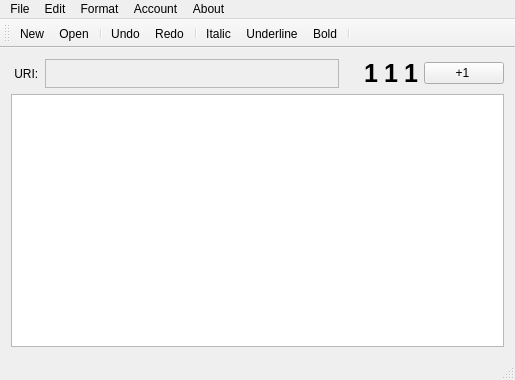
Old version of the form client/mainwindow.ui in the repository SimoneDutto/CollaborativeEditor.
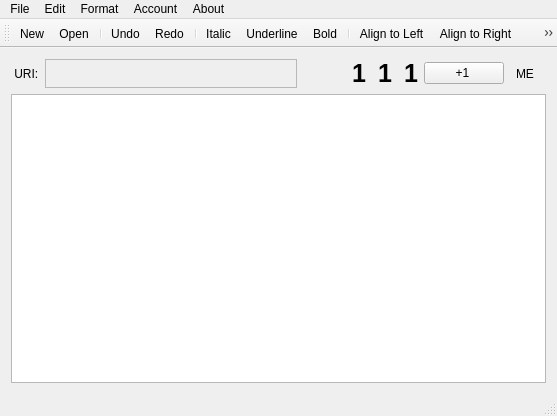
New version of the form. Icons and pictures are not drawn.

Commit message: delete cancel button edit profile, add alignment icons

The edit to the form file:
```diff
--- a/client/mainwindow.ui
+++ b/client/mainwindow.ui
@@ -6,8 +6,8 @@
    <rect>
     <x>0</x>
     <y>0</y>
-    <width>515</width>
-    <height>380</height>
+    <width>557</width>
+    <height>416</height>
    </rect>
   </property>
   <property name="windowTitle">
@@ -15,7 +15,7 @@
   </property>
   <widget class="QWidget" name="centralWidget">
    <layout class="QGridLayout" name="gridLayout">
-    <item row="0" column="1">
+    <item row="0" column="1" colspan="2">
      <widget class="QLabel" name="label_2">
       <property name="sizePolicy">
        <sizepolicy hsizetype="Preferred" vsizetype="Preferred">
@@ -46,7 +46,47 @@
       </property>
      </widget>
     </item>
-    <item row="0" column="6">
+    <item row="1" column="0" colspan="20">
+     <widget class="QTextEdit" name="textEdit">
+      <property name="html">
+       <string>&lt;!DOCTYPE HTML PUBLIC &quot;-//W3C//DTD HTML 4.0//EN&quot; &quot;http://www.w3.org/TR/REC-html40/strict.dtd&quot;&gt;
+&lt;html&gt;&lt;head&gt;&lt;meta name=&quot;qrichtext&quot; content=&quot;1&quot; /&gt;&lt;style type=&quot;text/css&quot;&gt;
+p, li { white-space: pre-wrap; }
+&lt;/style&gt;&lt;/head&gt;&lt;body style=&quot; font-family:'.AppleSystemUIFont'; font-size:13pt; font-weight:400; font-style:normal;&quot;&gt;
+&lt;p style=&quot;-qt-paragraph-type:empty; margin-top:0px; margin-bottom:0px; margin-left:0px; margin-right:0px; -qt-block-indent:0; text-indent:0px; font-family:'.AppleSystemUIFont';&quot;&gt;&lt;br /&gt;&lt;/p&gt;&lt;/body&gt;&lt;/html&gt;</string>
+      </property>
+     </widget>
+    </item>
+    <item row="0" column="12">
+     <widget class="QLabel" name="user2">
+      <property name="enabled">
+       <bool>true</bool>
+      </property>
+      <property name="sizePolicy">
+       <sizepolicy hsizetype="Preferred" vsizetype="Preferred">
+        <horstretch>0</horstretch>
+        <verstretch>0</verstretch>
+       </sizepolicy>
+      </property>
+      <property name="font">
+       <font>
+        <pointsize>19</pointsize>
+        <weight>75</weight>
+        <bold>true</bold>
+       </font>
+      </property>
+      <property name="autoFillBackground">
+       <bool>false</bool>
+      </property>
+      <property name="text">
+       <string>1</string>
+      </property>
+      <property name="alignment">
+       <set>Qt::AlignCenter</set>
+      </property>
+     </widget>
+    </item>
+    <item row="0" column="14">
      <widget class="QLabel" name="user1">
       <property name="enabled">
        <bool>true</bool>
@@ -75,7 +115,7 @@
       </property>
      </widget>
     </item>
-    <item row="0" column="7">
+    <item row="0" column="15">
      <widget class="QPushButton" name="counter">
       <property name="enabled">
        <bool>true</bool>
@@ -106,14 +146,7 @@
       </property>
      </widget>
     </item>
-    <item row="0" column="0">
-     <widget class="QLabel" name="label">
-      <property name="text">
-       <string> URI:</string>
-      </property>
-     </widget>
-    </item>
-    <item row="0" column="3">
+    <item row="0" column="9">
      <widget class="QLabel" name="label_3">
       <property name="sizePolicy">
        <sizepolicy hsizetype="Preferred" vsizetype="Minimum">
@@ -126,47 +159,7 @@
       </property>
      </widget>
     </item>
-    <item row="0" column="5">
-     <widget class="QLabel" name="user2">
-      <property name="enabled">
-       <bool>true</bool>
-      </property>
-      <property name="sizePolicy">
-       <sizepolicy hsizetype="Preferred" vsizetype="Preferred">
-        <horstretch>0</horstretch>
-        <verstretch>0</verstretch>
-       </sizepolicy>
-      </property>
-      <property name="font">
-       <font>
-        <pointsize>19</pointsize>
-        <weight>75</weight>
-        <bold>true</bold>
-       </font>
-      </property>
-      <property name="autoFillBackground">
-       <bool>false</bool>
-      </property>
-      <property name="text">
-       <string>1</string>
-      </property>
-      <property name="alignment">
-       <set>Qt::AlignCenter</set>
-      </property>
-     </widget>
-    </item>
-    <item row="1" column="0" colspan="8">
-     <widget class="QTextEdit" name="textEdit">
-      <property name="html">
-       <string>&lt;!DOCTYPE HTML PUBLIC &quot;-//W3C//DTD HTML 4.0//EN&quot; &quot;http://www.w3.org/TR/REC-html40/strict.dtd&quot;&gt;
-&lt;html&gt;&lt;head&gt;&lt;meta name=&quot;qrichtext&quot; content=&quot;1&quot; /&gt;&lt;style type=&quot;text/css&quot;&gt;
-p, li { white-space: pre-wrap; }
-&lt;/style&gt;&lt;/head&gt;&lt;body style=&quot; font-family:'.AppleSystemUIFont'; font-size:13pt; font-weight:400; font-style:normal;&quot;&gt;
-&lt;p style=&quot;-qt-paragraph-type:empty; margin-top:0px; margin-bottom:0px; margin-left:0px; margin-right:0px; -qt-block-indent:0; text-indent:0px; font-family:'.AppleSystemUIFont';&quot;&gt;&lt;br /&gt;&lt;/p&gt;&lt;/body&gt;&lt;/html&gt;</string>
-      </property>
-     </widget>
-    </item>
-    <item row="0" column="4">
+    <item row="0" column="10">
      <widget class="QLabel" name="user3">
       <property name="enabled">
        <bool>true</bool>
@@ -207,6 +200,20 @@
       </property>
      </widget>
     </item>
+    <item row="0" column="0">
+     <widget class="QLabel" name="label">
+      <property name="text">
+       <string> URI:</string>
+      </property>
+     </widget>
+    </item>
+    <item row="0" column="17">
+     <widget class="QLabel" name="myicon">
+      <property name="text">
+       <string>ME</string>
+      </property>
+     </widget>
+    </item>
    </layout>
   </widget>
   <widget class="QMenuBar" name="menuBar">
@@ -214,7 +221,7 @@
     <rect>
      <x>0</x>
      <y>0</y>
-     <width>515</width>
+     <width>557</width>
      <height>22</height>
     </rect>
    </property>
@@ -258,6 +265,11 @@
     <addaction name="actionFont"/>
     <addaction name="actionColor"/>
     <addaction name="actionBackgorund_Color"/>
+    <addaction name="separator"/>
+    <addaction name="actionAlign_to_Left"/>
+    <addaction name="actionAlign_to_Right"/>
+    <addaction name="actionAlign_to_Center"/>
+    <addaction name="actionAlign_to_Justify"/>
    </widget>
    <widget class="QMenu" name="menuAccount">
     <property name="title">
@@ -289,6 +301,10 @@
    <addaction name="actionUnderlined"/>
    <addaction name="actionBold"/>
    <addaction name="separator"/>
+   <addaction name="actionAlign_to_Left"/>
+   <addaction name="actionAlign_to_Right"/>
+   <addaction name="actionAlign_to_Center"/>
+   <addaction name="actionAlign_to_Justify"/>
   </widget>
   <widget class="QStatusBar" name="statusBar"/>
   <action name="actionNew">
@@ -489,6 +505,54 @@
     <string>Export as PDF</string>
    </property>
   </action>
+  <action name="actionAlign_to_Left">
+   <property name="checkable">
+    <bool>true</bool>
+   </property>
+   <property name="icon">
+    <iconset resource="resource.qrc">
+     <normaloff>:/rec/icone/sinistra.png</normaloff>:/rec/icone/sinistra.png</iconset>
+   </property>
+   <property name="text">
+    <string>Align to Left</string>
+   </property>
+  </action>
+  <action name="actionAlign_to_Right">
+   <property name="checkable">
+    <bool>true</bool>
+   </property>
+   <property name="icon">
+    <iconset resource="resource.qrc">
+     <normaloff>:/rec/icone/destra.png</normaloff>:/rec/icone/destra.png</iconset>
+   </property>
+   <property name="text">
+    <string>Align to Right</string>
+   </property>
+  </action>
+  <action name="actionAlign_to_Center">
+   <property name="checkable">
+    <bool>true</bool>
+   </property>
+   <property name="icon">
+    <iconset resource="resource.qrc">
+     <normaloff>:/rec/icone/centro.png</normaloff>:/rec/icone/centro.png</iconset>
+   </property>
+   <property name="text">
+    <string>Align to Center</string>
+   </property>
+  </action>
+  <action name="actionAlign_to_Justify">
+   <property name="checkable">
+    <bool>true</bool>
+   </property>
+   <property name="icon">
+    <iconset resource="resource.qrc">
+     <normaloff>:/rec/icone/giust.png</normaloff>:/rec/icone/giust.png</iconset>
+   </property>
+   <property name="text">
+    <string>Align to Justify</string>
+   </property>
+  </action>
  </widget>
  <layoutdefault spacing="6" margin="11"/>
  <tabstops>
```
The commit also changes 12 other files.
